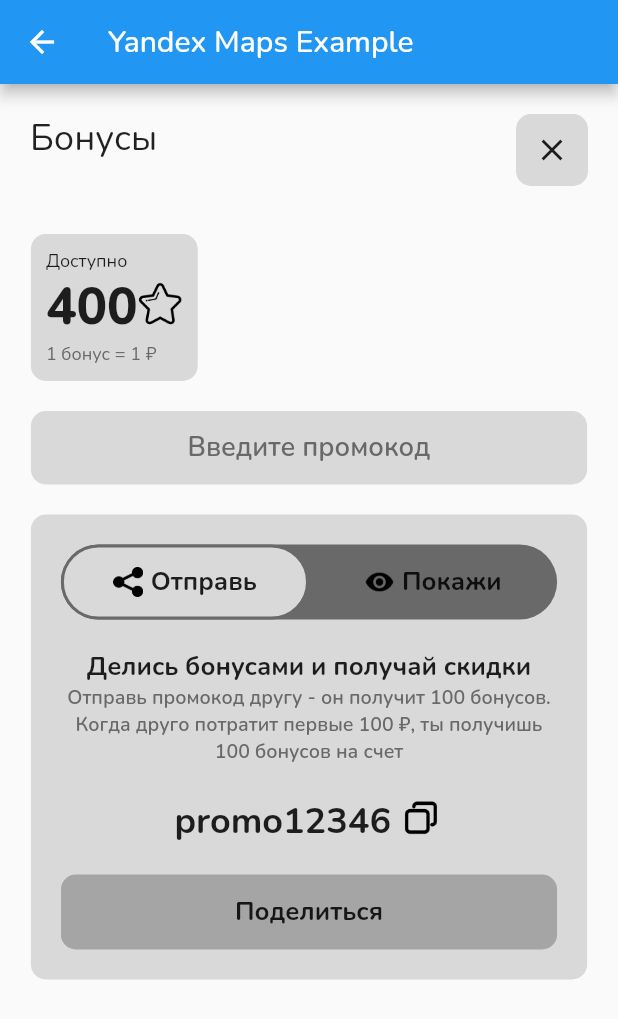
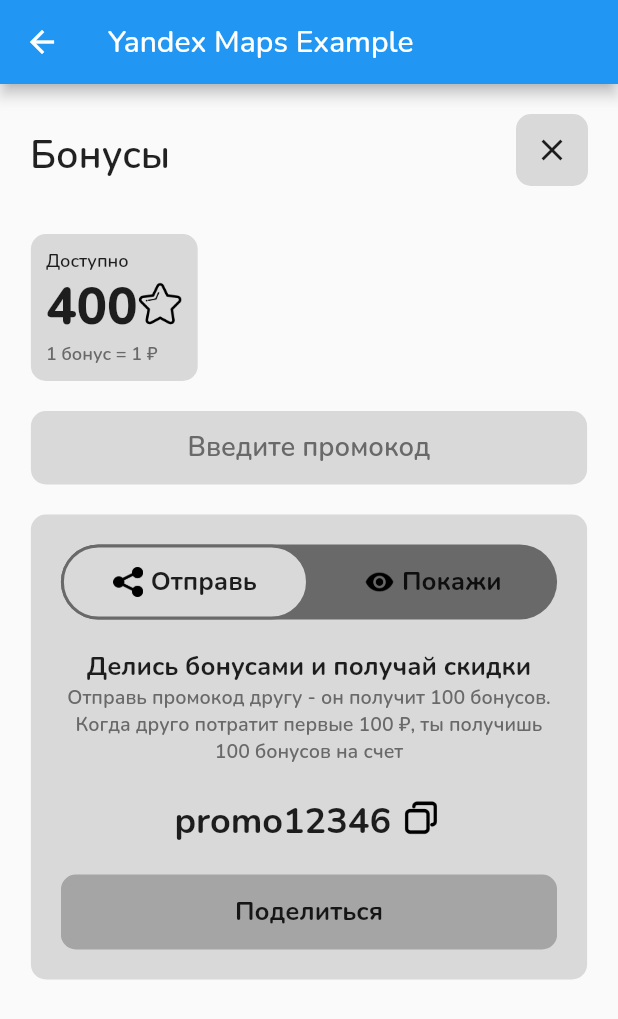
Before and after one commit to liltymoor/coffee_app, a Flutter app: the BonusesPage screen opened by its route, on a phone screen of 412 x 824 dp. Shown: the top 1019 px of the screen. Run offline on Flutter 3.47's test engine with Material 2 defaults, Android fonts, the phone set to English and light mode, and no system bars; missing offline and left inert: yandex_mapkit.

Commit message:
Bonuses | Template changes

```diff
--- a/lib/assets/elements/bonuses/bonuses.dart
+++ b/lib/assets/elements/bonuses/bonuses.dart
@@ -16,11 +16,14 @@ class BonusesPage extends StatelessWidget {
       body: Stack(
         children: [
           Positioned(
-            top: 20.0,
+            top: 30.0,
             left: 20.0,
             child: Text(
               'Бонусы',
-              style: TextStyle(fontSize: 24.0),
+              style: TextStyle(
+                fontSize: 26.0,
+                fontWeight: FontWeight.w600
+              ),
             ),
           ),
 
@@ -62,7 +65,10 @@ class BonusesPage extends StatelessWidget {
                             children: [
                               Text(
                                 'Доступно',
-                                style: TextStyle(fontSize: 12.0,),
+                                style: TextStyle(
+                                  fontSize: 12.0,
+                                  fontWeight: FontWeight.w600
+                                ),
                               ),
                               Row(
                                 children: [
@@ -88,6 +94,7 @@ class BonusesPage extends StatelessWidget {
                                 '1 бонус = 1 ₽',
                                 style: TextStyle(
                                     fontSize: 12.0,
+                                    fontWeight: FontWeight.w600,
                                     color: AppColor.figmaColorDark
                                 ),
                               ),
```
